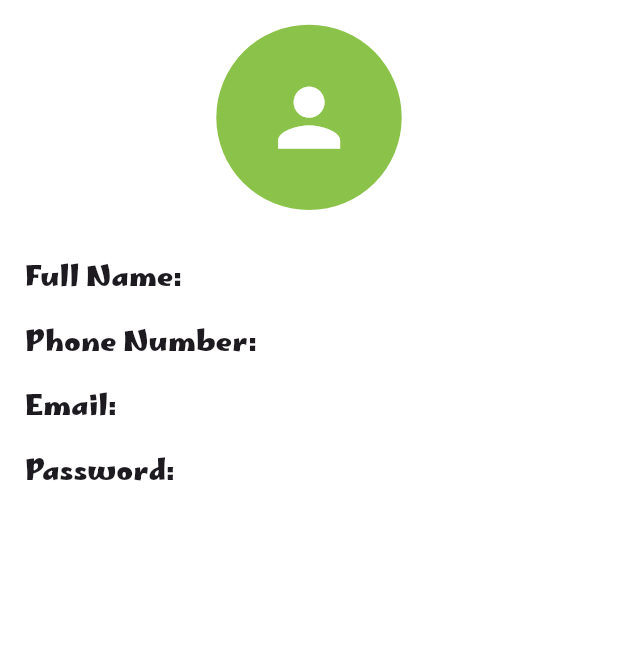
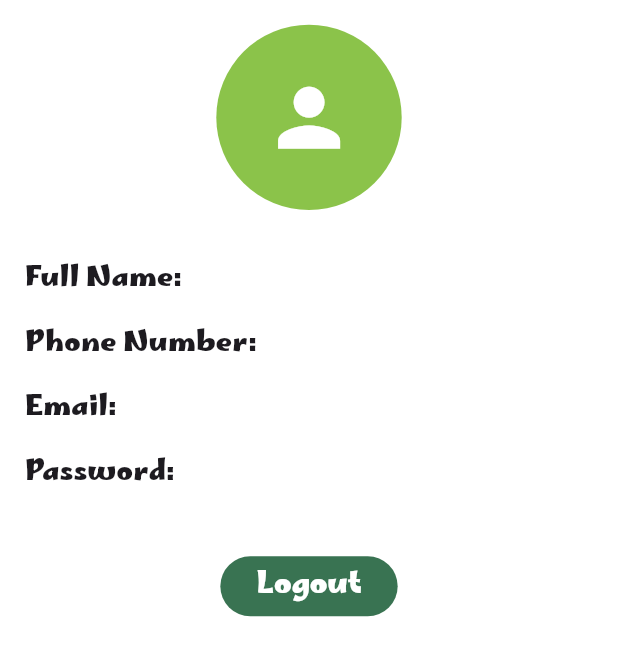
Before and after one commit to roaagawish/sprints_tourist_guide_app, a Flutter app: the ProfileTab screen opened directly, on a phone screen of 412 x 824 dp. Shown: the top 656 px of the screen. Run offline on Flutter 3.47's test engine with Material 3 defaults, Android fonts, the phone set to English and light mode, and no system bars; our stand-ins replace easy_localization, fluttertoast, lottie, shared_preferences; missing offline and left inert: country_flags; accounts and stored records are empty.

Commit message:
add logout button

```diff
--- a/assets/lang/ar-EG.json
+++ b/assets/lang/ar-EG.json
@@ -38,6 +38,7 @@
     "title": "دليل السائح التجريبي",
     "noRouteFound": "لم يتم العثور على مسار",
     "appBarTitle": "دليل السائح",
+
     "taps": {
         "homeLabel": "الرئيسية",
         "governmentsLabel": "المحافظات",
@@ -55,7 +56,8 @@
         "profileFullName": "الاسم الكامل",
         "profilePhoneNumber": "رقم الهاتف",
         "profileEmail": "البريد الإلكتروني",
-        "profilePassword": "كلمة المرور"
+        "profilePassword": "كلمة المرور",
+        "profileLogout": "تسجيل الخروج"
     },
     "governrate_model": {
         "Cairo": "القاهرة",
--- a/assets/lang/en-US.json
+++ b/assets/lang/en-US.json
@@ -44,6 +44,7 @@
     "noRouteFound" : "noRouteFound" ,
     "appBarTitle" : "Tourist Guide",
 
+
     "taps" : {
         "homeLabel" : "Home",
         "governmentsLabel" : "Governments",
@@ -61,7 +62,8 @@
         "profileFullName" : "Full Name",
         "profilePhoneNumber" : "Phone Number",
         "profileEmail" : "Email",
-        "profilePassword" : "Password"
+        "profilePassword" : "Password",
+        "profileLogout": "Logout"
 
     },
 
--- a/lib/screens/01_sign_up/sign_up_screen.dart
+++ b/lib/screens/01_sign_up/sign_up_screen.dart
@@ -179,7 +179,7 @@ class _SignUpScreenState extends State<SignUpScreen> {
                     // already-have-an-account button
                     GestureDetector(
                       onTap: () {
-                        Navigator.of(context).pushNamed(Routes.loginRoute);
+                        Navigator.of(context).pushReplacementNamed(Routes.loginRoute);
                       },
                       child: Center(
                         child: Text.rich(
@@ -220,7 +220,7 @@ class _SignUpScreenState extends State<SignUpScreen> {
       case "User added successfully!":
       case "تم إضافة المستخدم بنجاح!":
         showToast(message, ColorsManager.oliveGreen);
-        Navigator.of(context).pushNamed(
+        Navigator.of(context).pushReplacementNamed(
           Routes.loginRoute,
         );
         break;
--- a/lib/screens/02_login/login_screen.dart
+++ b/lib/screens/02_login/login_screen.dart
@@ -119,7 +119,7 @@ class _LoginScreenState extends State<LoginScreen> {
                     // don't-have-an-account button
                     GestureDetector(
                       onTap: () {
-                        Navigator.of(context).pushNamed(
+                        Navigator.of(context).pushReplacementNamed(
                           Routes.signUpRoute,
                         );
                       },
--- a/lib/screens/03_home/taps/profile_tab.dart
+++ b/lib/screens/03_home/taps/profile_tab.dart
@@ -5,6 +5,7 @@ import 'package:flutter/material.dart';
 import 'package:shared_preferences/shared_preferences.dart';
 
 import '../../../models/user_model.dart';
+import '../../../resourses/routes_manager.dart';
 import '../../../resourses/styles_manager.dart';
 
 class ProfileTab extends StatefulWidget {
@@ -103,6 +104,20 @@ class _ProfileTabState extends State<ProfileTab> {
               '*' * password.length,
               fontSize: screenWidth * 0.045,
             ),
+             SizedBox(
+                      height: 30,
+                    ),
+                    // Sign Up button
+                    Center(
+                      child: ElevatedButton(
+                        onPressed: () {
+                         Navigator.of(context).pushReplacementNamed(
+                            Routes.signUpRoute,
+                          );
+                        },
+                        child: Text(tr("taps.profileLogout")),
+                      ),
+                    ),
           ],
         ),
       ),
```
